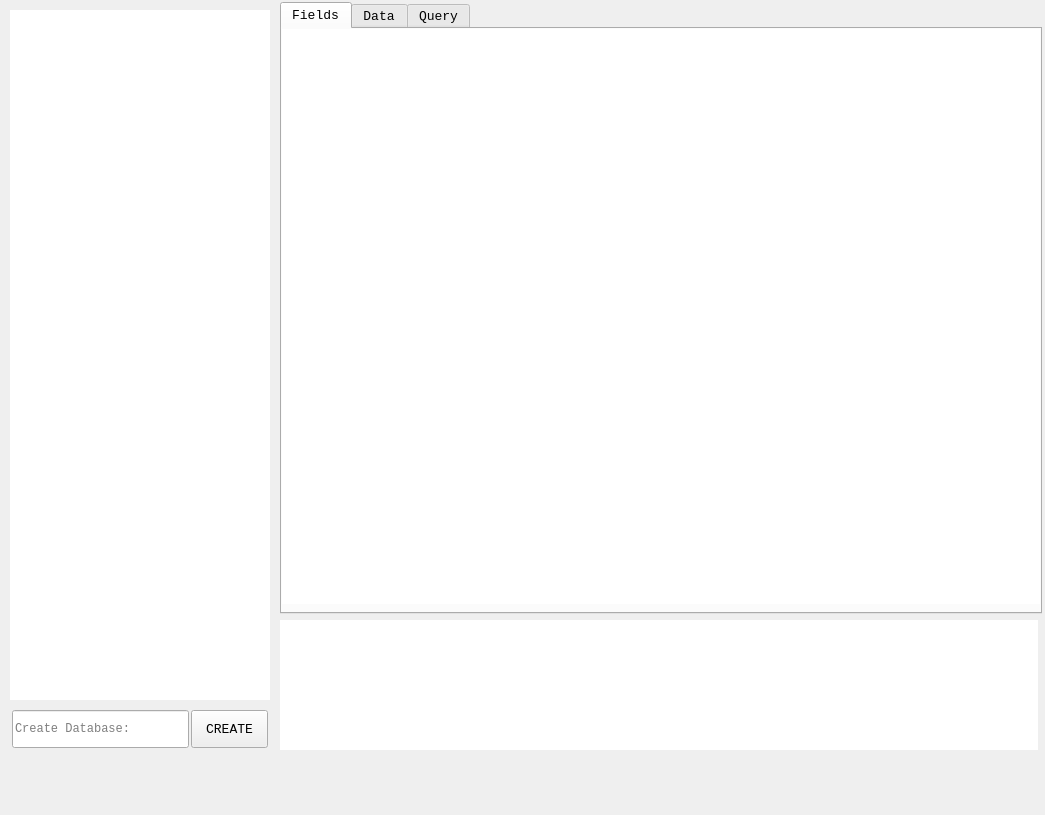
fer-moreira/MYQT, file Lib/UI/LAYOUT/MainWindow.ui: the form before one commit.
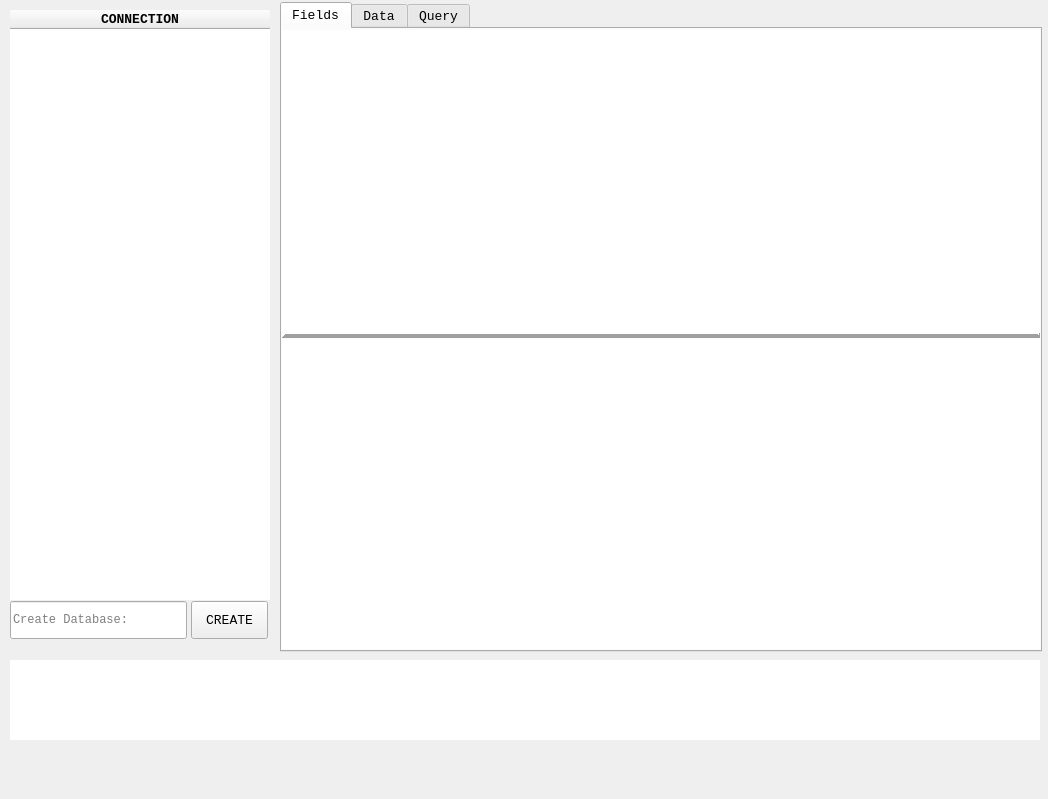
The form after the commit. The open tabs and pages were chosen to show the change.

Diff of the .ui file:
```diff
--- a/Lib/UI/LAYOUT/MainWindow.ui
+++ b/Lib/UI/LAYOUT/MainWindow.ui
@@ -9,8 +9,8 @@
    <rect>
     <x>0</x>
     <y>0</y>
-    <width>1045</width>
-    <height>815</height>
+    <width>1048</width>
+    <height>799</height>
    </rect>
   </property>
   <property name="windowTitle">
@@ -19,9 +19,6 @@
   <property name="autoFillBackground">
    <bool>false</bool>
   </property>
-  <property name="styleSheet">
-   <string notr="true"/>
-  </property>
   <property name="windowFilePath">
    <string/>
   </property>
@@ -53,7 +50,7 @@
       <x>280</x>
       <y>2</y>
       <width>762</width>
-      <height>612</height>
+      <height>650</height>
      </rect>
     </property>
     <property name="sizeIncrement">
@@ -117,9 +114,9 @@
       <property name="geometry">
        <rect>
         <x>0</x>
-        <y>0</y>
+        <y>310</y>
         <width>760</width>
-        <height>575</height>
+        <height>310</height>
        </rect>
       </property>
       <property name="toolTip">
@@ -174,6 +171,80 @@
        <number>0</number>
       </property>
      </widget>
+     <widget class="QPlainTextEdit" name="create_in">
+      <property name="geometry">
+       <rect>
+        <x>0</x>
+        <y>1</y>
+        <width>760</width>
+        <height>303</height>
+       </rect>
+      </property>
+      <property name="font">
+       <font>
+        <family>Arial,Helvetica,sans-serif</family>
+        <pointsize>13</pointsize>
+       </font>
+      </property>
+      <property name="toolTip">
+       <string>&lt;html&gt;&lt;head/&gt;&lt;body&gt;&lt;p&gt;&lt;span style=&quot; font-weight:600;&quot;&gt;CONSOLE&lt;/span&gt;&lt;/p&gt;&lt;/body&gt;&lt;/html&gt;</string>
+      </property>
+      <property name="frameShape">
+       <enum>QFrame::NoFrame</enum>
+      </property>
+      <property name="frameShadow">
+       <enum>QFrame::Plain</enum>
+      </property>
+      <property name="lineWidth">
+       <number>1</number>
+      </property>
+      <property name="midLineWidth">
+       <number>0</number>
+      </property>
+      <property name="horizontalScrollBarPolicy">
+       <enum>Qt::ScrollBarAsNeeded</enum>
+      </property>
+      <property name="sizeAdjustPolicy">
+       <enum>QAbstractScrollArea::AdjustToContents</enum>
+      </property>
+      <property name="undoRedoEnabled">
+       <bool>false</bool>
+      </property>
+      <property name="readOnly">
+       <bool>true</bool>
+      </property>
+      <property name="plainText">
+       <string/>
+      </property>
+      <property name="backgroundVisible">
+       <bool>false</bool>
+      </property>
+      <property name="centerOnScroll">
+       <bool>false</bool>
+      </property>
+      <property name="placeholderText">
+       <string/>
+      </property>
+     </widget>
+     <widget class="Line" name="line_2">
+      <property name="geometry">
+       <rect>
+        <x>0</x>
+        <y>300</y>
+        <width>760</width>
+        <height>10</height>
+       </rect>
+      </property>
+      <property name="frameShadow">
+       <enum>QFrame::Raised</enum>
+      </property>
+      <property name="lineWidth">
+       <number>4</number>
+      </property>
+      <property name="orientation">
+       <enum>Qt::Horizontal</enum>
+      </property>
+     </widget>
     </widget>
     <widget class="QWidget" name="_data">
      <attribute name="title">
@@ -420,16 +491,16 @@
    <widget class="QPlainTextEdit" name="console_out">
     <property name="geometry">
      <rect>
-      <x>280</x>
-      <y>620</y>
-      <width>758</width>
-      <height>130</height>
+      <x>10</x>
+      <y>660</y>
+      <width>1030</width>
+      <height>80</height>
      </rect>
     </property>
     <property name="font">
      <font>
       <family>Consolas</family>
-      <pointsize>10</pointsize>
+      <pointsize>12</pointsize>
       <weight>50</weight>
       <italic>false</italic>
       <bold>false</bold>
@@ -484,7 +555,7 @@
       <x>10</x>
       <y>10</y>
       <width>260</width>
-      <height>690</height>
+      <height>590</height>
      </rect>
     </property>
     <property name="font">
@@ -510,8 +581,11 @@
     <property name="sizeAdjustPolicy">
      <enum>QAbstractScrollArea::AdjustToContents</enum>
     </property>
+    <property name="columnCount">
+     <number>1</number>
+    </property>
     <attribute name="headerVisible">
-     <bool>false</bool>
+     <bool>true</bool>
     </attribute>
     <attribute name="headerCascadingSectionResizes">
      <bool>false</bool>
@@ -539,7 +613,7 @@
     <property name="geometry">
      <rect>
       <x>191</x>
-      <y>710</y>
+      <y>601</y>
       <width>77</width>
       <height>38</height>
      </rect>
@@ -572,8 +646,8 @@
    <widget class="QLineEdit" name="createdb_in">
     <property name="geometry">
      <rect>
-      <x>12</x>
-      <y>710</y>
+      <x>10</x>
+      <y>601</y>
       <width>177</width>
       <height>38</height>
      </rect>
```
Left out of the diff: 47 changed lines with no effect on the pictures.
